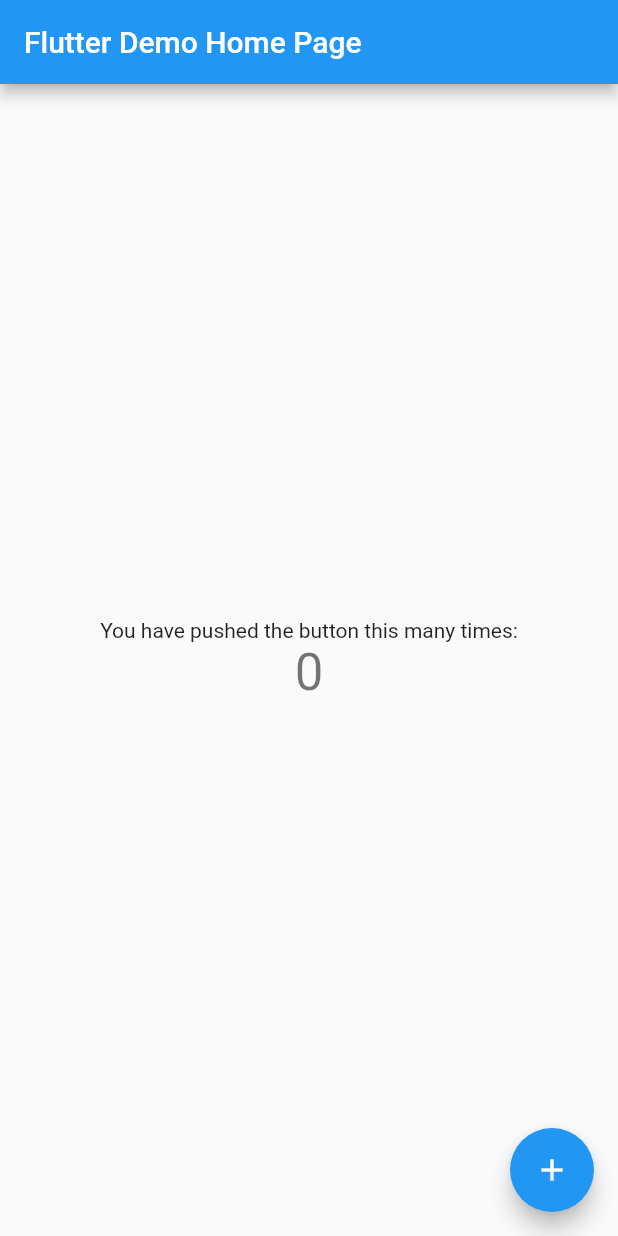
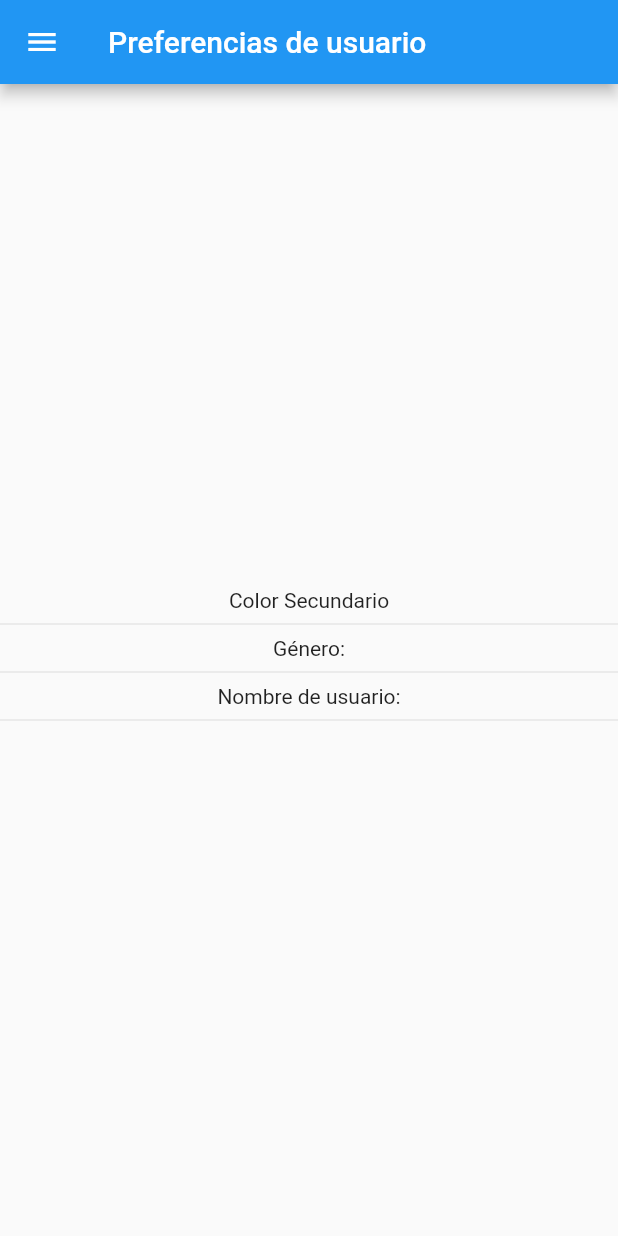
Before and after one commit to duesk/FlutterPersistencePreferences, a Flutter app: the screen it shows after launch, on a phone screen of 412 x 824 dp. Run offline on Flutter 3.47's test engine with Material 2 defaults, Android fonts, the phone set to English and light mode, and no system bars.

Commit message:
add drrawer

```diff
--- a/lib/main.dart
+++ b/lib/main.dart
@@ -1,111 +1,21 @@
 import 'package:flutter/material.dart';
+import 'package:preferencias/src/pages/home_page.dart';
+import 'package:preferencias/src/pages/settings_page.dart';
 
 void main() => runApp(MyApp());
 
 class MyApp extends StatelessWidget {
-  // This widget is the root of your application.
+
   @override
   Widget build(BuildContext context) {
     return MaterialApp(
-      title: 'Flutter Demo',
-      theme: ThemeData(
-        // This is the theme of your application.
-        //
-        // Try running your application with "flutter run". You'll see the
-        // application has a blue toolbar. Then, without quitting the app, try
-        // changing the primarySwatch below to Colors.green and then invoke
-        // "hot reload" (press "r" in the console where you ran "flutter run",
-        // or simply save your changes to "hot reload" in a Flutter IDE).
-        // Notice that the counter didn't reset back to zero; the application
-        // is not restarted.
-        primarySwatch: Colors.blue,
-      ),
-      home: MyHomePage(title: 'Flutter Demo Home Page'),
-    );
+      debugShowCheckedModeBanner: false,
+      title: 'Preferencias',
+      initialRoute: HomePage.routeName,
+      routes: {
+        HomePage.routeName     : (BuildContext context) => HomePage(),
+        SettingsPage.routeName : (BuildContext context) => SettingsPage()
+
+      });
   }
 }
-
-class MyHomePage extends StatefulWidget {
-  MyHomePage({Key key, this.title}) : super(key: key);
-
-  // This widget is the home page of your application. It is stateful, meaning
-  // that it has a State object (defined below) that contains fields that affect
-  // how it looks.
-
-  // This class is the configuration for the state. It holds the values (in this
-  // case the title) provided by the parent (in this case the App widget) and
-  // used by the build method of the State. Fields in a Widget subclass are
-  // always marked "final".
-
-  final String title;
-
-  @override
-  _MyHomePageState createState() => _MyHomePageState();
-}
-
-class _MyHomePageState extends State<MyHomePage> {
-  int _counter = 0;
-
-  void _incrementCounter() {
-    setState(() {
-      // This call to setState tells the Flutter framework that something has
-      // changed in this State, which causes it to rerun the build method below
-      // so that the display can reflect the updated values. If we changed
-      // _counter without calling setState(), then the build method would not be
-      // called again, and so nothing would appear to happen.
-      _counter++;
-    });
-  }
-
-  @override
-  Widget build(BuildContext context) {
-    // This method is rerun every time setState is called, for instance as done
-    // by the _incrementCounter method above.
-    //
-    // The Flutter framework has been optimized to make rerunning build methods
-    // fast, so that you can just rebuild anything that needs updating rather
-    // than having to individually change instances of widgets.
-    return Scaffold(
-      appBar: AppBar(
-        // Here we take the value from the MyHomePage object that was created by
-        // the App.build method, and use it to set our appbar title.
-        title: Text(widget.title),
-      ),
-      body: Center(
-        // Center is a layout widget. It takes a single child and positions it
-        // in the middle of the parent.
-        child: Column(
-          // Column is also a layout widget. It takes a list of children and
-          // arranges them vertically. By default, it sizes itself to fit its
-          // children horizontally, and tries to be as tall as its parent.
-          //
-          // Invoke "debug painting" (press "p" in the console, choose the
-          // "Toggle Debug Paint" action from the Flutter Inspector in Android
-          // Studio, or the "Toggle Debug Paint" command in Visual Studio Code)
-          // to see the wireframe for each widget.
-          //
-          // Column has various properties to control how it sizes itself and
-          // how it positions its children. Here we use mainAxisAlignment to
-          // center the children vertically; the main axis here is the vertical
-          // axis because Columns are vertical (the cross axis would be
-          // horizontal).
-          mainAxisAlignment: MainAxisAlignment.center,
-          children: <Widget>[
-            Text(
-              'You have pushed the button this many times:',
-            ),
-            Text(
-              '$_counter',
-              style: Theme.of(context).textTheme.display1,
-            ),
-          ],
-        ),
-      ),
-      floatingActionButton: FloatingActionButton(
-        onPressed: _incrementCounter,
-        tooltip: 'Increment',
-        child: Icon(Icons.add),
-      ), // This trailing comma makes auto-formatting nicer for build methods.
-    );
-  }
-}
--- /dev/null
+++ b/lib/src/pages/home_page.dart
@@ -0,0 +1,37 @@
+import 'package:flutter/material.dart';
+
+
+
+class HomePage extends StatelessWidget {
+
+  static final String routeName = "home";
+
+  @override
+  Widget build(BuildContext context) {
+    return Scaffold (
+      appBar: AppBar(
+        title: Text('Preferencias de usuario'),
+      ),
+      drawer: _crearMenu() ,
+      body: Center(
+        child: Column(
+          mainAxisAlignment: MainAxisAlignment.center,
+          children: <Widget>[
+            Text("Color Secundario"),
+            Divider(),
+            Text("Género:"),
+            Divider(),
+            Text("Nombre de usuario:"),
+            Divider(),
+          ],)
+      )
+    );
+  }
+
+  Drawer _crearMenu(){
+
+    return Drawer();
+
+  }
+
+}
```
Also changed, not shown: lib/src/pages/settings_page.dart (added, +21 -0 lines), pubspec.lock, 4 other files.
